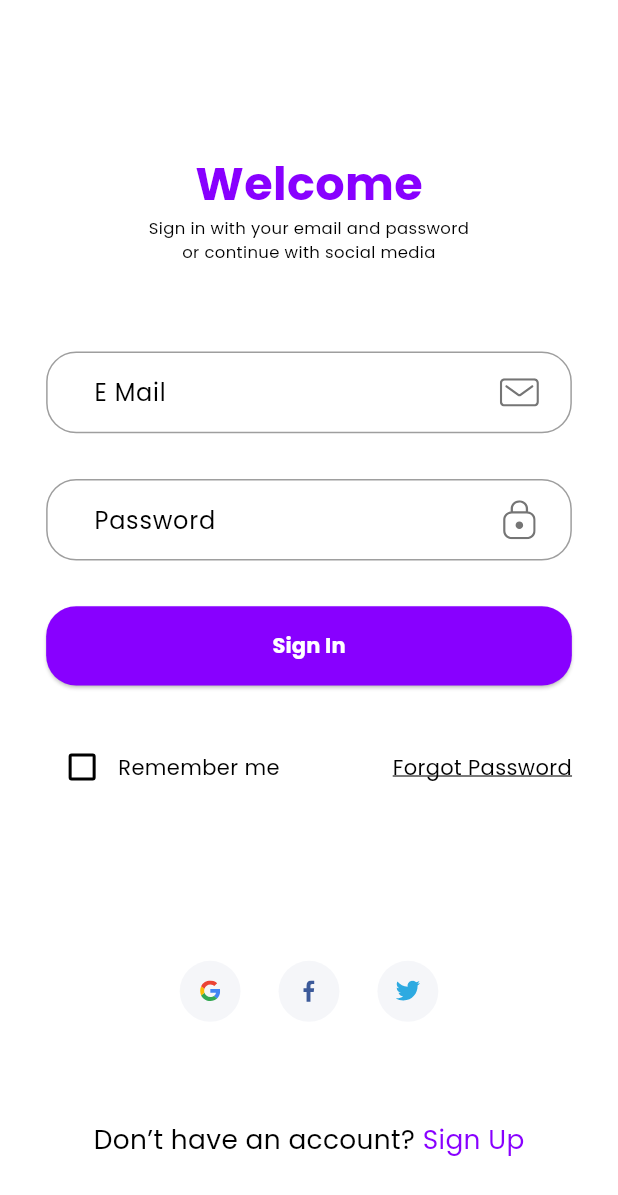
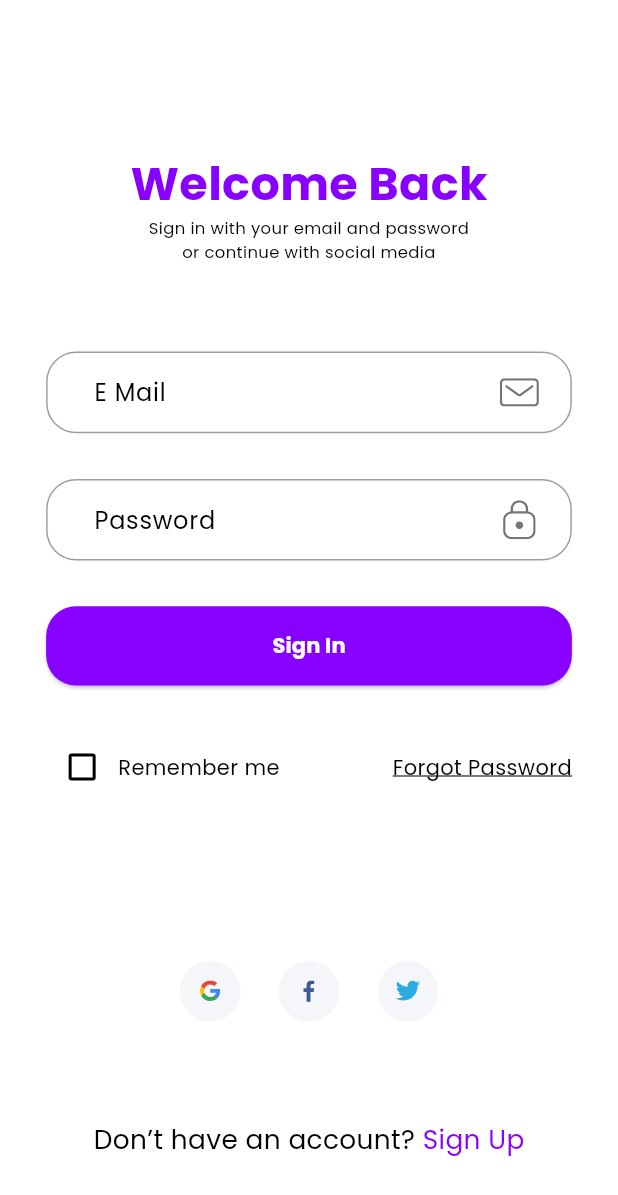
Before and after one commit to AbubekerMohamed/tijaramart, a Flutter app: the screen it shows after launch, on a phone screen of 412 x 824 dp. Shown: the top 1195 px of the screen. Run offline on Flutter 3.47's test engine with Material 3 defaults, Android fonts, the phone set to English and light mode, and no system bars; our stand-ins replace carousel_slider, dotted_border, file_picker, flutter_rating_bar, flutter_svg, google_nav_bar and 1 more; missing offline and left inert: charts_flutter_updated, cloudinary_public, pay.

Commit message:
register text edited

```diff
--- a/lib/features/auth/screens/auth_screen.dart
+++ b/lib/features/auth/screens/auth_screen.dart
@@ -6,7 +6,6 @@ import 'package:tijaramart/features/auth/components/sign_up_page.dart';
 import 'package:tijaramart/features/auth/services/auth_service.dart';
 
 import '../components/social_auths.dart';
-import '../components/social_icons_card.dart';
 
 enum Auth {
   signin,
@@ -41,8 +40,11 @@ class _AuthScreenState extends State<AuthScreen> {
             child: Column(
               children: [
                 SizedBox(height: ScreenSizeConfig.screenHeight * 0.06),
+                _auth == Auth.signin
+                    ? Column(
+                        children: [
                           Text(
-                  "Welcome",
+                            "Welcome Back",
                             style: TextStyle(
                               fontSize: getProportionateScreenWidth(28),
                               fontWeight: FontWeight.bold,
@@ -52,7 +54,28 @@ class _AuthScreenState extends State<AuthScreen> {
                           Text(
                             "Sign in with your email and password  \nor continue with social media",
                             textAlign: TextAlign.center,
-                  style: TextStyle(fontSize: getProportionateScreenWidth(10)),
+                            style: TextStyle(
+                                fontSize: getProportionateScreenWidth(10)),
+                          ),
+                        ],
+                      )
+                    : Column(
+                        children: [
+                          Text(
+                            "Register Account",
+                            style: TextStyle(
+                              fontSize: getProportionateScreenWidth(28),
+                              fontWeight: FontWeight.bold,
+                              color: kPrimaryColor,
+                            ),
+                          ),
+                          Text(
+                            "Complete your profile \nor continue with social media",
+                            textAlign: TextAlign.center,
+                            style: TextStyle(
+                                fontSize: getProportionateScreenWidth(10)),
+                          ),
+                        ],
                       ),
                 SizedBox(height: ScreenSizeConfig.screenHeight * 0.06),
                 if (_auth == Auth.signup)
```
Lines whose indentation alone changed are shown as unchanged.
